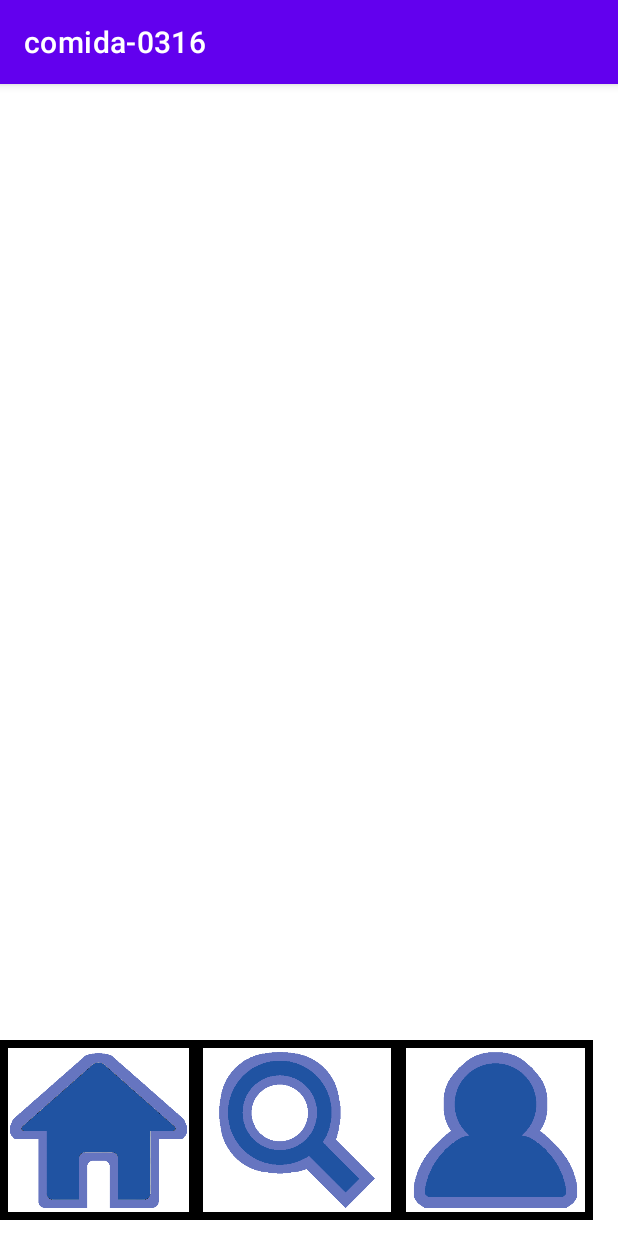
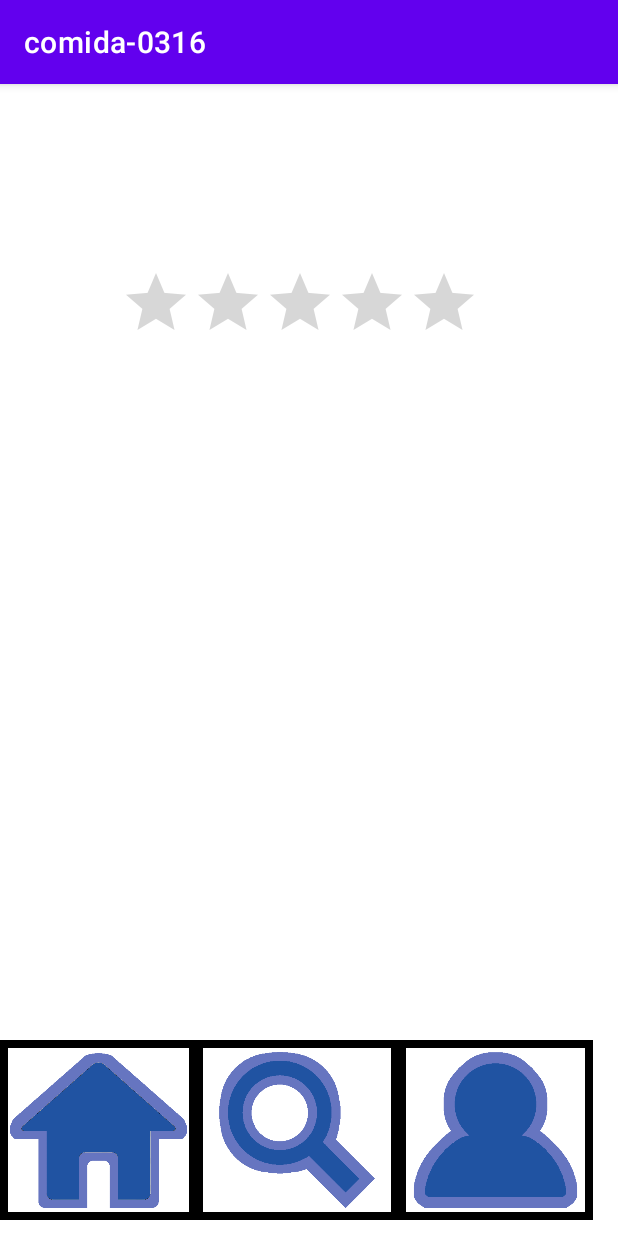
Before and after one commit to skapur12/comida-0316, an Android app: the HomePage screen opened directly, with no data from a screen before it, on a phone screen of 412 x 824 dp. Run offline under Robolectric (Android 15) with nearby library versions, the phone set to English and light mode, and no system bars; our stand-ins replace Firebase (no records; nobody signed in at launch, a user with empty details on screens opened directly).

Commit message:
Added star rating to home page

```diff
--- a/app/src/main/res/layout/activity_home_page.xml
+++ b/app/src/main/res/layout/activity_home_page.xml
@@ -74,8 +74,18 @@
     <ListView
         android:id="@+id/homeListView"
         android:layout_width="match_parent"
-        android:layout_height="469dp"
-        android:layout_marginTop="10dp"
+        android:layout_height="269dp"
+        android:layout_marginTop="200dp"
+        >
+
+    </ListView>
+
+    <RatingBar
+        android:id="@+id/ratingBar"
+        android:layout_width="244dp"
+        android:layout_height="60dp"
+        android:layout_marginTop="-450dp"
+        android:layout_marginStart="80dp"
         />
 
 </LinearLayout>
```
